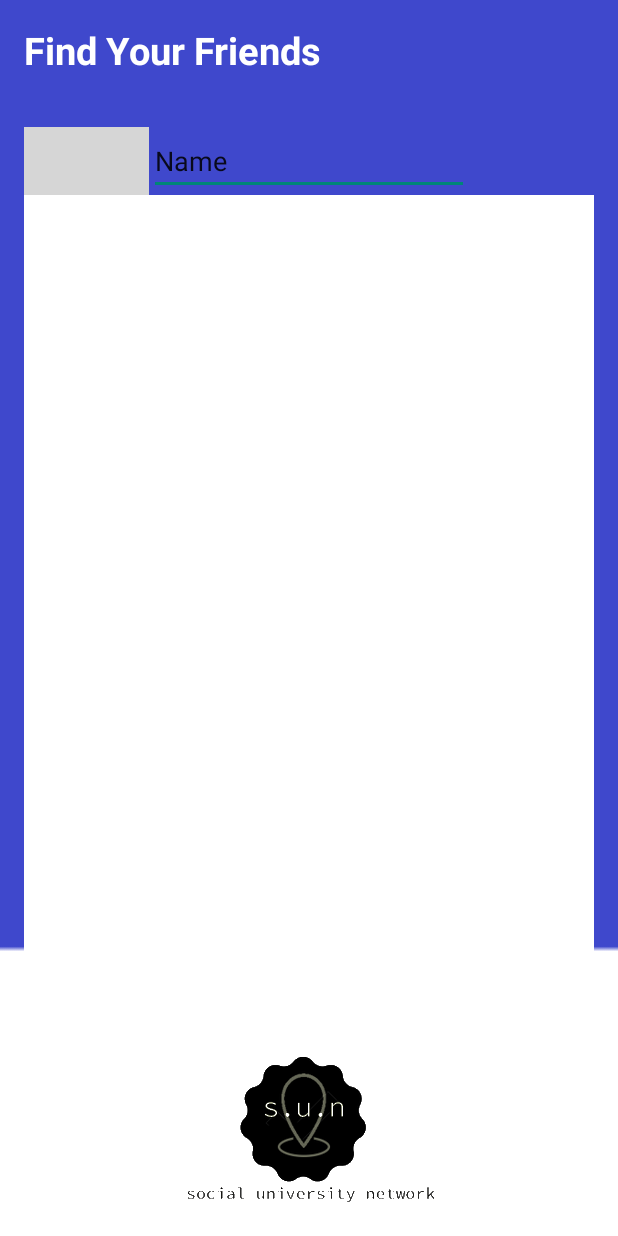
After one commit to damlaozgen/SUN, an Android app: the layout findfriends_page.xml on its own in the app's theme, with its tools: preview values and no code run, on a phone screen of 412 x 824 dp. The commit adds this screen. Run offline under Robolectric (Android 15) with nearby library versions, the phone set to English and light mode, and no system bars; grey boxes are pictures that could not be loaded.

Commit message:
gui commit (find friend, some changes)

```diff
--- a/app/src/main/AndroidManifest.xml
+++ b/app/src/main/AndroidManifest.xml
@@ -48,6 +48,10 @@
             android:name=".view.MainPage"
             android:label="Main Page" >
         </activity>
+        <activity
+            android:name=".FindFriendsPage"
+            android:label="Find Friends" >
+        </activity>
     </application>
 
 </manifest>
--- a/app/src/main/java/me/sunapp/view/MyEventsPage.java
+++ b/app/src/main/java/me/sunapp/view/MyEventsPage.java
@@ -4,10 +4,13 @@ import android.app.Activity;
 //import android.app.AlertDialog;
 //import android.app.ListActivity;
 //import android.support.v7.app.ActionBarActivity;
+import android.content.Intent;
 import android.os.Bundle;
 import android.view.Menu;
 import android.view.MenuItem;
+import android.view.View;
 import android.widget.ArrayAdapter;
+import android.widget.Button;
 import android.widget.ListView;
 
 import me.sunapp.R;
@@ -23,7 +26,7 @@ public class MyEventsPage extends Activity {
         super.onCreate(savedInstanceState);
         setContentView(R.layout.myevents_page);
 
-        String[] events = {"event1", "event2", "event3", "event4", "event5", "event6", "event7", "event8", "ebent9", "event10"};
+        String[] events = {"event1", "event2", "event3", "event4", "event5", "event6", "event7", "event8", "event9", "event10"};
 
         ListView listview = (ListView) findViewById(R.id.listView);
         listview.setAdapter(new ArrayAdapter<String>(this, R.layout.list_item, R.id.events_name, events));
--- /dev/null
+++ b/app/src/main/res/layout/findfriends_page.xml
@@ -0,0 +1,66 @@
+<RelativeLayout xmlns:android="http://schemas.android.com/apk/res/android"
+    xmlns:tools="http://schemas.android.com/tools" android:layout_width="match_parent"
+    android:layout_height="match_parent" android:paddingLeft="@dimen/activity_horizontal_margin"
+    android:paddingRight="@dimen/activity_horizontal_margin"
+    android:paddingTop="@dimen/activity_vertical_margin"
+    android:paddingBottom="@dimen/activity_vertical_margin"
+    tools:context="com.example.basri.sunapp.findFriendsPage"
+    android:background="@drawable/background">
+
+    <TextView
+        android:layout_width="wrap_content"
+        android:layout_height="wrap_content"
+        android:textAppearance="?android:attr/textAppearanceMedium"
+        android:text="Find Your Friends"
+        android:id="@+id/textView25"
+        android:textColor="#ffffffff"
+        android:textSize="25dp"
+        android:textStyle="bold"
+        android:layout_alignParentTop="true"
+        android:layout_alignParentLeft="true"
+        android:layout_alignParentStart="true" />
+
+    <EditText
+        android:layout_width="wrap_content"
+        android:layout_height="wrap_content"
+        android:inputType="textPersonName"
+        android:text="Name"
+        android:ems="10"
+        android:id="@+id/editText8"
+        android:layout_marginTop="34dp"
+        android:layout_below="@+id/textView25"
+        android:layout_centerHorizontal="true" />
+
+    <ImageView
+        android:layout_width="wrap_content"
+        android:layout_height="wrap_content"
+        android:id="@+id/imageView16"
+        android:background="@drawable/abc_ic_search_api_mtrl_alpha"
+        android:layout_alignBottom="@+id/editText8"
+        android:layout_alignParentLeft="true"
+        android:layout_alignParentStart="true"
+        android:layout_toLeftOf="@+id/editText8"
+        android:layout_toStartOf="@+id/editText8"
+        android:layout_alignTop="@+id/editText8" />
+
+    <ImageView
+        android:layout_width="wrap_content"
+        android:layout_height="wrap_content"
+        android:id="@+id/imageView17"
+        android:background="@drawable/sun"
+        android:layout_alignParentBottom="true"
+        android:layout_centerHorizontal="true" />
+
+    <ListView
+        android:layout_width="wrap_content"
+        android:layout_height="wrap_content"
+        android:id="@+id/listView6"
+        android:layout_alignParentLeft="true"
+        android:layout_alignParentStart="true"
+        android:layout_below="@+id/editText8"
+        android:layout_above="@+id/imageView17"
+        android:background="#ffffffff"
+        android:layout_alignParentRight="true"
+        android:layout_alignParentEnd="true" />
+
+</RelativeLayout>
--- a/app/src/main/res/layout/signup_page.xml
+++ b/app/src/main/res/layout/signup_page.xml
@@ -22,7 +22,7 @@
         android:layout_height="wrap_content"
         android:id="@+id/textView5"
         android:textSize="30dp"
-        android:textColor="#ff12ff00"
+        android:textColor="#fffffefc"
         android:textStyle="bold"
         android:layout_alignParentTop="true"
         android:layout_centerHorizontal="true" />
--- a/app/src/main/res/values/strings.xml
+++ b/app/src/main/res/values/strings.xml
@@ -52,5 +52,7 @@
     <string name="findFriends">Fınd Frıends</string>
     <string name="bump">Bump</string>
     <string name="newsFeed">News Feed</string>
+    <string name="title_activity_find_friends_page">findFriendsPage</string>
+    <string name="foundFriends">friend10</string>
 
 </resources>
```
Also changed, not shown: app/src/main/java/me/sunapp/view/MainPage.java (+17 -0 lines), app/src/main/java/me/sunapp/view/ProfilePage.java (+18 -5 lines), app/src/main/res/layout/activity_main.xml (+10 -8 lines), app/src/main/res/menu/menu_find_friends_page.xml (added, +7 -0 lines), app/src/main/res/drawable-hdpi/background.png, app/src/main/res/drawable-hdpi/background2.png.
